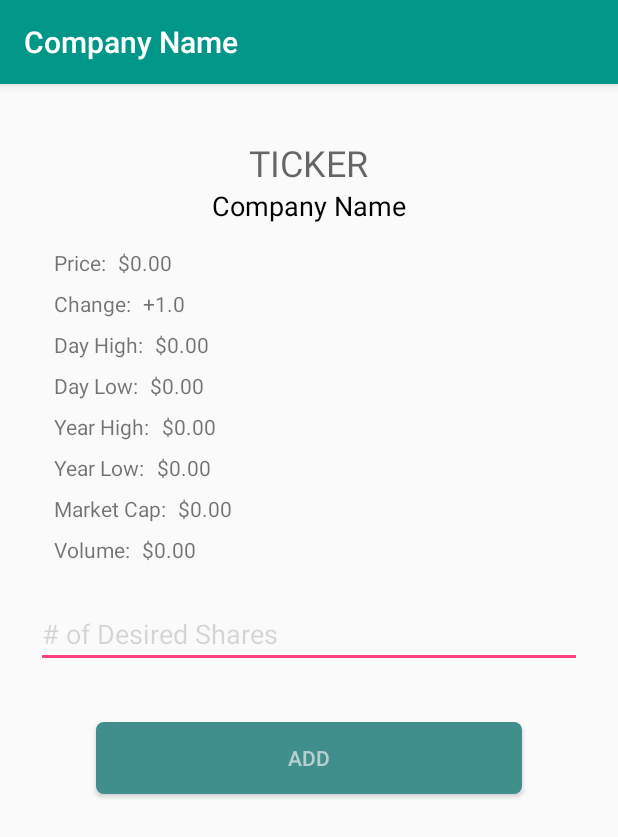
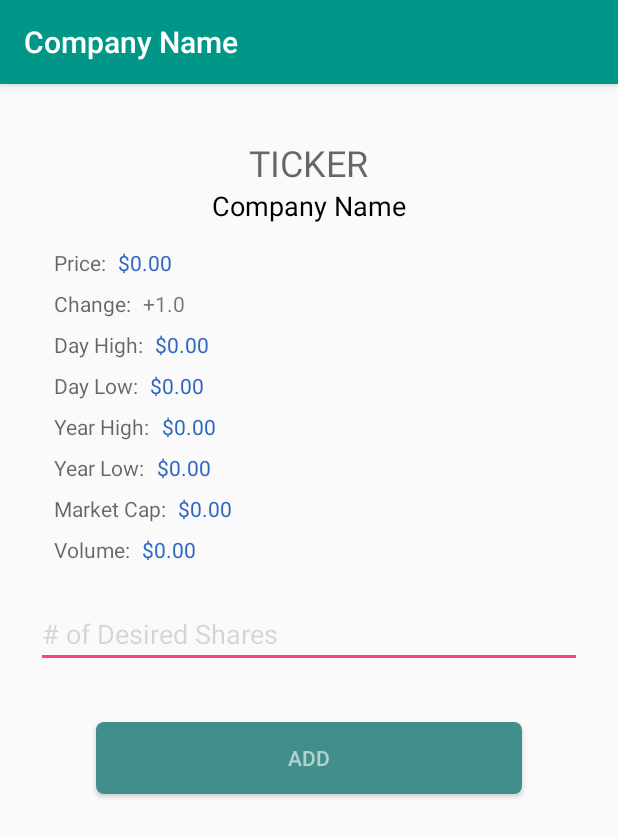
Before and after one commit to Calvin906/StockApp, an Android app: the IndividualStockActivity screen opened directly, with no data from a screen before it, on a phone screen of 412 x 824 dp. Shown: the top 837 px of the screen. Run offline under Robolectric (Android 15) with nearby library versions, the phone set to English and light mode, and no system bars; libraries missing offline, so code that uses them is left out: com.preston.data; 4 statements that could not run were skipped.

Commit message:
Hooked up the textviews with the pasted stocks

```diff
--- a/app/src/main/java/preston/com/stockapp/IndividualStockActivity.java
+++ b/app/src/main/java/preston/com/stockapp/IndividualStockActivity.java
@@ -3,6 +3,9 @@ package preston.com.stockapp;
 import android.graphics.Typeface;
 import android.os.Bundle;
 import android.support.v7.app.AppCompatActivity;
+import android.view.View;
+import android.widget.Button;
+import android.widget.EditText;
 import android.widget.TextView;
 
 import com.preston.data.repo.greendao.Stock;
@@ -11,11 +14,12 @@ import com.preston.data.repo.greendao.Stock;
  * Created by Alex Preston on 10/4/16.
  */
 
-public class IndividualStockActivity extends AppCompatActivity {
+public class IndividualStockActivity extends AppCompatActivity implements View.OnClickListener {
     private Stock stock;
-    private TextView priceLabel, price, changeLabel, change, dayHighLabel, dayHigh, volumeLabel, volume;
+    private TextView ticker, name, priceLabel, price, changeLabel, change, dayHighLabel, dayHigh, volumeLabel, volume;
     private TextView dayLowLabel, dayLow, yearHighLabel, yearHigh, yearLowLabel, yearLow, marketCapLabel, marketCap;
-
+    private Button add;
+    private EditText addNumPurchased;
 
     @Override
     protected void onCreate(Bundle savedInstanceState) {
@@ -23,26 +27,58 @@ public class IndividualStockActivity extends AppCompatActivity {
         setContentView(R.layout.invididual_stock_acitivity);
 
         //Initialize the views
-        priceLabel = (TextView) findViewById(R.id.price_label_individual);
+        ticker = (TextView) findViewById(R.id.ticker_individual);
+        name = (TextView) findViewById(R.id.name_individual);
         price = (TextView) findViewById(R.id.price_individual);
-        changeLabel = (TextView) findViewById(R.id.change_label_individual);
         change = (TextView) findViewById(R.id.change_individual);
-        dayHighLabel = (TextView) findViewById(R.id.day_high_label_individual);
         dayHigh = (TextView) findViewById(R.id.day_high_individual);
-        dayLowLabel = (TextView) findViewById(R.id.day_low_label_individual);
         dayLow = (TextView) findViewById(R.id.day_low_individual);
-        volumeLabel = (TextView) findViewById(R.id.volume_label_individual);
         volume = (TextView) findViewById(R.id.volume_individual);
-        yearHighLabel = (TextView) findViewById(R.id.year_high_label_individual);
         yearHigh = (TextView) findViewById(R.id.year_high_individual);
-        yearLowLabel = (TextView) findViewById(R.id.year_low_label_individual);
         yearLow = (TextView) findViewById(R.id.year_low_individual);
-        marketCapLabel = (TextView) findViewById(R.id.market_cap_label_individual);
         marketCap = (TextView) findViewById(R.id.market_cap_individual);
+        addNumPurchased = (EditText)findViewById(R.id.desired_shares_individual);
+
+
+        add = (Button) findViewById(R.id.add_button_individual);
+        add.setOnClickListener(this);
+
 
 
         stock = (Stock) getIntent().getSerializableExtra("Stock");
+        stock.setPricePurchased(Double.parseDouble(addNumPurchased.getText().toString()));
+        setStock(stock);
+        setFonts();
 
+    }
+
+
+
+    /**
+     * Sets all the information
+     *
+     * @param stock
+     */
+    public void setStock(Stock stock) {
+
+        ticker.setText(stock.getTicker());
+        name.setText(stock.getName());
+        price.setText(stock.getLastTradePrice().toString());
+        dayHigh.setText(stock.getDaysHigh().toString());
+        dayLow.setText(stock.getDaysLow().toString());
+        yearHigh.setText(stock.getYearsHigh().toString());
+        yearLow.setText(stock.getYearsLow().toString());
+        marketCap.setText(stock.getMarketCapitalization());
+        volume.setText(stock.getDailyVolume().toString());
+
+
+        if (stock.getChange() > 0) {
+            change.setText("+ " + stock.getChange().toString());
+            change.setTextColor(getResources().getColor(R.color.percentageColorPositive));
+        } else {
+            change.setText(stock.getChange().toString());
+            change.setTextColor(getResources().getColor(R.color.percentageColorNegative));
+        }
     }
 
     /**
@@ -51,5 +87,16 @@ public class IndividualStockActivity extends AppCompatActivity {
     public void setFonts() {
 
         Typeface face = Typeface.createFromAsset(getAssets(), "bondini.ttf");
+
+    }
+
+    @Override
+    public void onClick(View v) {
+        v.setOnClickListener(new View.OnClickListener() {
+            @Override
+            public void onClick(View v) {
+
+            }
+        });
     }
 }
--- a/app/src/main/res/layout/invididual_stock_acitivity.xml
+++ b/app/src/main/res/layout/invididual_stock_acitivity.xml
@@ -36,7 +36,8 @@
             android:layout_height="wrap_content"
             android:layout_marginLeft="@dimen/activity_horizontal_margin_x2"
             android:layout_marginTop="@dimen/activity_vertical_margin"
-            android:text="@string/stock_price_label"/>
+            android:text="@string/stock_price_label"
+            android:textColor="@color/tickerColor"/>
 
         <TextView
             android:id="@+id/price_individual"
@@ -45,7 +46,8 @@
             android:layout_marginLeft="@dimen/activity_horizontal_margin_x.5"
             android:layout_marginTop="@dimen/activity_vertical_margin"
             android:layout_toRightOf="@+id/price_label_individual"
-            android:text="@string/stock_num_default"/>
+            android:text="@string/stock_num_default"
+            android:textColor="@color/stockPriceColor"/>
 
         <TextView
             android:id="@+id/change_label_individual"
@@ -54,7 +56,8 @@
             android:layout_below="@+id/price_label_individual"
             android:layout_marginLeft="@dimen/activity_horizontal_margin_x2"
             android:layout_marginTop="@dimen/activity_vertical_margin_x.5"
-            android:text="@string/stock_change_label"/>
+            android:text="@string/stock_change_label"
+            android:textColor="@color/tickerColor"/>
 
         <TextView
             android:id="@+id/change_individual"
@@ -74,7 +77,7 @@
             android:layout_marginLeft="@dimen/activity_horizontal_margin_x2"
             android:layout_marginTop="@dimen/activity_vertical_margin_x.5"
             android:text="@string/stock_day_high_label"
-            />
+            android:textColor="@color/tickerColor"/>
 
         <TextView
             android:id="@+id/day_high_individual"
@@ -84,7 +87,8 @@
             android:layout_marginLeft="@dimen/activity_horizontal_margin_x.5"
             android:layout_marginTop="@dimen/activity_vertical_margin_x.5"
             android:layout_toRightOf="@id/day_high_label_individual"
-            android:text="@string/stock_num_default"/>
+            android:text="@string/stock_num_default"
+            android:textColor="@color/stockPriceColor"/>
 
         <TextView
             android:id="@+id/day_low_label_individual"
@@ -93,7 +97,8 @@
             android:layout_below="@+id/day_high_label_individual"
             android:layout_marginLeft="@dimen/activity_horizontal_margin_x2"
             android:layout_marginTop="@dimen/activity_vertical_margin_x.5"
-            android:text="@string/stock_day_low_label"/>
+            android:text="@string/stock_day_low_label"
+            android:textColor="@color/tickerColor"/>
 
         <TextView
             android:id="@+id/day_low_individual"
@@ -103,7 +108,8 @@
             android:layout_marginLeft="@dimen/activity_horizontal_margin_x.5"
             android:layout_marginTop="@dimen/activity_vertical_margin_x.5"
             android:layout_toRightOf="@+id/day_low_label_individual"
-            android:text="@string/stock_num_default"/>
+            android:text="@string/stock_num_default"
+            android:textColor="@color/stockPriceColor"/>
 
         <TextView
             android:id="@+id/year_high_label_individual"
@@ -113,7 +119,7 @@
             android:layout_marginLeft="@dimen/activity_horizontal_margin_x2"
             android:layout_marginTop="@dimen/activity_vertical_margin_x.5"
             android:text="@string/stock_year_high_label"
-            />
+            android:textColor="@color/tickerColor"/>
 
         <TextView
             android:id="@+id/year_high_individual"
@@ -123,7 +129,8 @@
             android:layout_marginLeft="@dimen/activity_horizontal_margin_x.5"
             android:layout_marginTop="@dimen/activity_vertical_margin_x.5"
             android:layout_toRightOf="@id/year_high_label_individual"
-            android:text="@string/stock_num_default"/>
+            android:text="@string/stock_num_default"
+            android:textColor="@color/stockPriceColor"/>
 
         <TextView
             android:id="@+id/year_low_label_individual"
@@ -133,7 +140,7 @@
             android:layout_marginLeft="@dimen/activity_horizontal_margin_x2"
             android:layout_marginTop="@dimen/activity_vertical_margin_x.5"
             android:text="@string/stock_year_low_label"
-            />
+            android:textColor="@color/tickerColor"/>
 
         <TextView
             android:id="@+id/year_low_individual"
@@ -143,7 +150,8 @@
             android:layout_marginLeft="@dimen/activity_horizontal_margin_x.5"
             android:layout_marginTop="@dimen/activity_vertical_margin_x.5"
             android:layout_toRightOf="@+id/year_low_label_individual"
-            android:text="@string/stock_num_default"/>
+            android:text="@string/stock_num_default"
+            android:textColor="@color/stockPriceColor"/>
 
         <TextView
             android:id="@+id/market_cap_label_individual"
@@ -152,7 +160,8 @@
             android:layout_below="@id/year_low_label_individual"
             android:layout_marginLeft="@dimen/activity_horizontal_margin_x2"
             android:layout_marginTop="@dimen/activity_vertical_margin_x.5"
-            android:text="@string/stock_market_capitalization_label"/>
+            android:text="@string/stock_market_capitalization_label"
+            android:textColor="@color/tickerColor"/>
 
         <TextView
             android:id="@+id/market_cap_individual"
@@ -162,7 +171,8 @@
             android:layout_marginLeft="@dimen/activity_horizontal_margin_x.5"
             android:layout_marginTop="@dimen/activity_vertical_margin_x.5"
             android:layout_toRightOf="@+id/market_cap_label_individual"
-            android:text="@string/stock_num_default"/>
+            android:text="@string/stock_num_default"
+            android:textColor="@color/stockPriceColor"/>
 
         <TextView
             android:id="@+id/volume_label_individual"
@@ -172,16 +182,18 @@
             android:layout_marginLeft="@dimen/activity_horizontal_margin_x2"
             android:layout_marginTop="@dimen/activity_vertical_margin_x.5"
             android:text="@string/stock_volume_label"
-            />
+            android:textColor="@color/tickerColor"/>
+
         <TextView
             android:id="@+id/volume_individual"
             android:layout_width="wrap_content"
             android:layout_height="wrap_content"
+            android:layout_below="@id/market_cap_individual"
             android:layout_marginLeft="@dimen/activity_horizontal_margin_x.5"
             android:layout_marginTop="@dimen/activity_vertical_margin_x.5"
             android:layout_toRightOf="@+id/volume_label_individual"
             android:text="@string/stock_num_default"
-            android:layout_below="@id/market_cap_individual"/>
+            android:textColor="@color/stockPriceColor"/>
     </RelativeLayout>
 
 
@@ -197,8 +209,7 @@
         android:inputType="numberDecimal"
         android:maxLength="10"
         android:maxLines="1"
-        android:textColorHint="@color/hintTextColor"
-        />
+        android:textColorHint="@color/hintTextColor"/>
 
     <Button
         android:id="@+id/add_button_individual"
```
